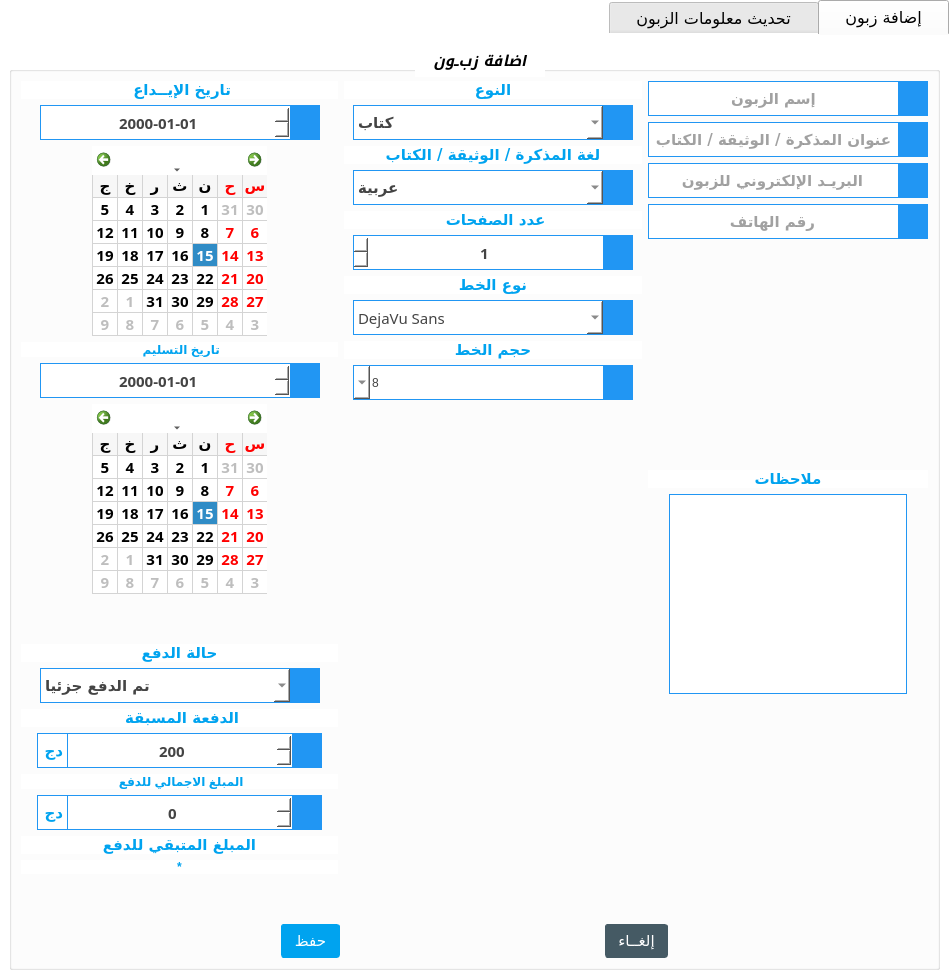
Before: the Qt Designer form tabwidgetclients.ui in ashraf-kx/maktaba-assistant, drawn with Qt 5.
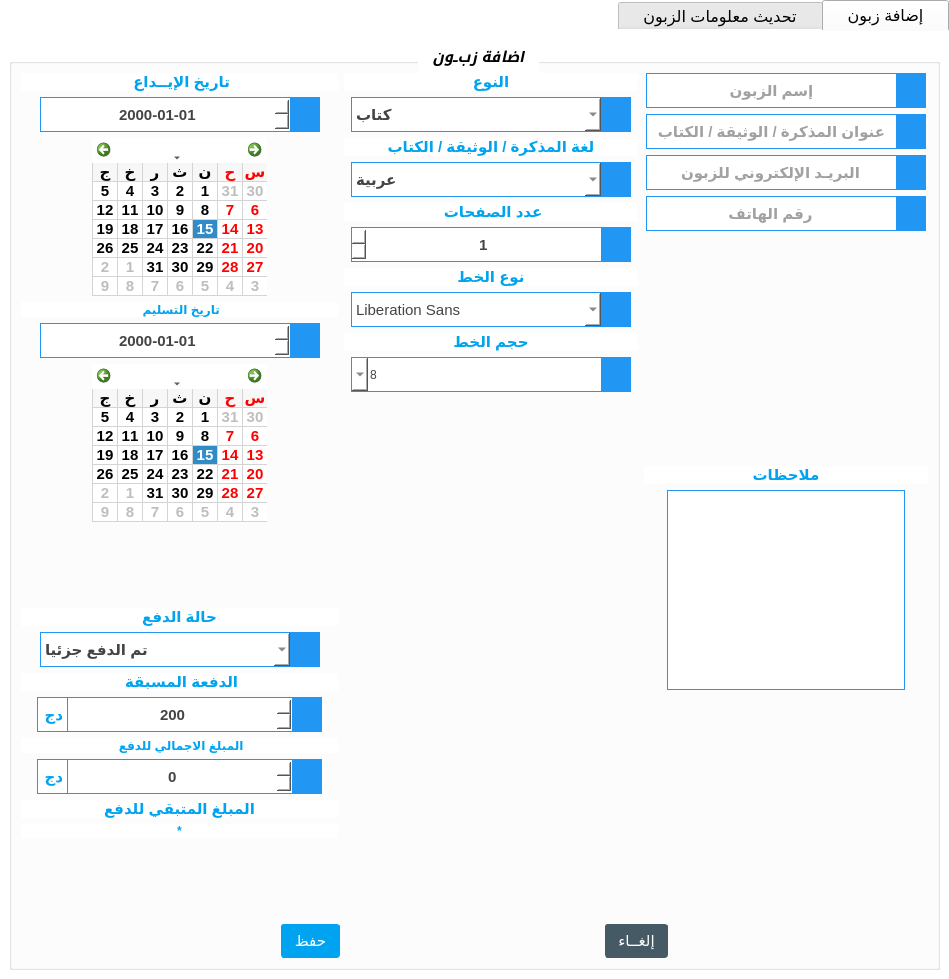
After: the same form once the commit is applied. The open tabs and pages were chosen to show the change. Icons and pictures are not drawn.

```diff
--- a/tabwidgetclients.ui
+++ b/tabwidgetclients.ui
@@ -12,9 +12,7 @@
   </property>
   <property name="font">
    <font>
-    <family>Titillium Web</family>
     <pointsize>12</pointsize>
-    <weight>50</weight>
     <bold>false</bold>
     <underline>false</underline>
     <strikeout>false</strikeout>
@@ -63,7 +61,6 @@
   <widget class="QWidget" name="T_addClient">
    <property name="font">
     <font>
-     <family>Titillium Web</family>
      <pointsize>11</pointsize>
     </font>
    </property>
@@ -85,9 +82,7 @@
      <widget class="QGroupBox" name="GB_addClient">
       <property name="font">
        <font>
-        <family>Titillium Web</family>
         <pointsize>11</pointsize>
-        <weight>75</weight>
         <italic>true</italic>
         <bold>true</bold>
         <underline>false</underline>
@@ -202,9 +197,7 @@
                </property>
                <property name="font">
                 <font>
-                 <family>Titillium Web</family>
                  <pointsize>11</pointsize>
-                 <weight>75</weight>
                  <bold>true</bold>
                 </font>
                </property>
@@ -343,9 +336,7 @@
                </property>
                <property name="font">
                 <font>
-                 <family>Titillium Web</family>
                  <pointsize>11</pointsize>
-                 <weight>75</weight>
                  <bold>true</bold>
                 </font>
                </property>
@@ -478,9 +469,7 @@
                </property>
                <property name="font">
                 <font>
-                 <family>Titillium Web</family>
                  <pointsize>11</pointsize>
-                 <weight>75</weight>
                  <bold>true</bold>
                 </font>
                </property>
@@ -613,9 +602,7 @@
                </property>
                <property name="font">
                 <font>
-                 <family>Titillium Web</family>
                  <pointsize>11</pointsize>
-                 <weight>75</weight>
                  <bold>true</bold>
                 </font>
                </property>
@@ -699,9 +686,7 @@
             <widget class="QLabel" name="LB_deliveryDay_2">
              <property name="font">
               <font>
-               <family>Titillium Web</family>
                <pointsize>11</pointsize>
-               <weight>75</weight>
                <bold>true</bold>
               </font>
              </property>
@@ -751,9 +736,7 @@
                </property>
                <property name="font">
                 <font>
-                 <family>Titillium Web</family>
                  <pointsize>11</pointsize>
-                 <weight>75</weight>
                  <italic>true</italic>
                  <bold>true</bold>
                 </font>
@@ -820,9 +803,7 @@
             <widget class="QLabel" name="LB_languageDoc_2">
              <property name="font">
               <font>
-               <family>Titillium Web</family>
                <pointsize>11</pointsize>
-               <weight>75</weight>
                <bold>true</bold>
               </font>
              </property>
@@ -916,9 +897,7 @@
                </property>
                <property name="font">
                 <font>
-                 <family>Titillium Web</family>
                  <pointsize>11</pointsize>
-                 <weight>75</weight>
                  <bold>true</bold>
                 </font>
                </property>
@@ -1004,9 +983,7 @@
             <widget class="QLabel" name="LB_languageDoc">
              <property name="font">
               <font>
-               <family>Titillium Web</family>
                <pointsize>11</pointsize>
-               <weight>75</weight>
                <bold>true</bold>
               </font>
              </property>
@@ -1100,9 +1077,7 @@
                </property>
                <property name="font">
                 <font>
-                 <family>Titillium Web</family>
                  <pointsize>11</pointsize>
-                 <weight>75</weight>
                  <bold>true</bold>
                 </font>
                </property>
@@ -1178,9 +1153,7 @@
             <widget class="QLabel" name="LB_totalPages">
              <property name="font">
               <font>
-               <family>Titillium Web</family>
                <pointsize>11</pointsize>
-               <weight>75</weight>
                <bold>true</bold>
               </font>
              </property>
@@ -1274,9 +1247,7 @@
                </property>
                <property name="font">
                 <font>
-                 <family>Titillium Web</family>
                  <pointsize>11</pointsize>
-                 <weight>75</weight>
                  <bold>true</bold>
                 </font>
                </property>
@@ -1338,9 +1309,7 @@
             <widget class="QLabel" name="LB_deliveryDay_4">
              <property name="font">
               <font>
-               <family>Titillium Web</family>
                <pointsize>11</pointsize>
-               <weight>75</weight>
                <bold>true</bold>
               </font>
              </property>
@@ -1428,9 +1397,7 @@
                </property>
                <property name="font">
                 <font>
-                 <family>Titillium Web</family>
                  <pointsize>11</pointsize>
-                 <weight>50</weight>
                  <bold>false</bold>
                  <stylestrategy>PreferDefault</stylestrategy>
                  <kerning>true</kerning>
@@ -1496,8 +1463,6 @@
                </property>
                <property name="currentFont">
                 <font>
-                 <family>DejaVu Sans</family>
-                 <weight>75</weight>
                  <bold>true</bold>
                 </font>
                </property>
@@ -1522,9 +1487,7 @@
             <widget class="QLabel" name="LB_deliveryDay_3">
              <property name="font">
               <font>
-               <family>Titillium Web</family>
                <pointsize>11</pointsize>
-               <weight>75</weight>
                <bold>true</bold>
               </font>
              </property>
@@ -1612,9 +1575,7 @@
                </property>
                <property name="font">
                 <font>
-                 <family>Titillium Web</family>
                  <pointsize>11</pointsize>
-                 <weight>75</weight>
                  <bold>true</bold>
                  <kerning>false</kerning>
                 </font>
@@ -1775,9 +1736,7 @@
               <widget class="QLabel" name="LB_depositeDay">
                <property name="font">
                 <font>
-                 <family>Titillium Web</family>
                  <pointsize>11</pointsize>
-                 <weight>75</weight>
                  <bold>true</bold>
                 </font>
                </property>
@@ -1871,9 +1830,7 @@
                  </property>
                  <property name="font">
                   <font>
-                   <family>Titillium Web</family>
                    <pointsize>11</pointsize>
-                   <weight>75</weight>
                    <bold>true</bold>
                   </font>
                  </property>
@@ -1957,15 +1914,13 @@
                 <widget class="QCalendarWidget" name="datePicker1">
                  <property name="maximumSize">
                   <size>
-                   <width>280</width>
+                   <width>350</width>
                    <height>16777215</height>
                   </size>
                  </property>
                  <property name="font">
                   <font>
-                   <family>Titillium Web</family>
                    <pointsize>11</pointsize>
-                   <weight>75</weight>
                    <bold>true</bold>
                    <kerning>false</kerning>
                   </font>
@@ -2010,7 +1965,6 @@
                <property name="font">
                 <font>
                  <pointsize>9</pointsize>
-                 <weight>75</weight>
                  <bold>true</bold>
                 </font>
                </property>
@@ -2104,9 +2058,7 @@
                  </property>
                  <property name="font">
                   <font>
-                   <family>Titillium Web</family>
                    <pointsize>11</pointsize>
-                   <weight>75</weight>
                    <bold>true</bold>
                   </font>
                  </property>
@@ -2184,15 +2136,13 @@
                 <widget class="QCalendarWidget" name="datePicker2">
                  <property name="maximumSize">
                   <size>
-                   <width>280</width>
+                   <width>350</width>
                    <height>16777215</height>
                   </size>
                  </property>
                  <property name="font">
                   <font>
-                   <family>Titillium Web</family>
                    <pointsize>11</pointsize>
-                   <weight>75</weight>
                    <bold>true</bold>
                    <kerning>false</kerning>
                   </font>
@@ -2265,9 +2215,7 @@
                </property>
                <property name="font">
                 <font>
-                 <family>Titillium Web</family>
                  <pointsize>11</pointsize>
-                 <weight>75</weight>
                  <bold>true</bold>
                 </font>
                </property>
@@ -2364,9 +2312,7 @@
                  </property>
                  <property name="font">
                   <font>
-                   <family>Titillium Web</family>
                    <pointsize>11</pointsize>
-                   <weight>75</weight>
                    <bold>true</bold>
                   </font>
                  </property>
@@ -2442,9 +2388,7 @@
                </property>
                <property name="font">
                 <font>
-                 <family>Titillium Web</family>
                  <pointsize>11</pointsize>
-                 <weight>75</weight>
                  <bold>true</bold>
                 </font>
                </property>
@@ -2545,9 +2489,7 @@
                   </property>
                   <property name="font">
                    <font>
-                    <family>Titillium Web</family>
                     <pointsize>11</pointsize>
-                    <weight>75</weight>
                     <bold>true</bold>
                    </font>
                   </property>
@@ -2586,9 +2528,7 @@
                   </property>
                   <property name="font">
                    <font>
-                    <family>Titillium Web</family>
                     <pointsize>11</pointsize>
-                    <weight>75</weight>
                     <bold>true</bold>
                    </font>
                   </property>
@@ -2655,7 +2595,6 @@
                <property name="font">
                 <font>
                  <pointsize>9</pointsize>
-                 <weight>75</weight>
                  <bold>true</bold>
                 </font>
                </property>
@@ -2756,9 +2695,7 @@
                   </property>
                   <property name="font">
                    <font>
-                    <family>Titillium Web</family>
                     <pointsize>11</pointsize>
-                    <weight>75</weight>
                     <bold>true</bold>
                    </font>
                   </property>
@@ -2788,9 +2725,7 @@
                   </property>
                   <property name="font">
                    <font>
-                    <family>Titillium Web</family>
                     <pointsize>11</pointsize>
-                    <weight>75</weight>
                     <bold>true</bold>
                    </font>
                   </property>
@@ -2847,9 +2782,7 @@
               <widget class="QLabel" name="label">
                <property name="font">
                 <font>
-                 <family>Titillium Web</family>
                  <pointsize>11</pointsize>
-                 <weight>75</weight>
                  <bold>true</bold>
                 </font>
                </property>
@@ -2873,7 +2806,6 @@
                <property name="font">
                 <font>
                  <pointsize>9</pointsize>
-                 <weight>75</weight>
                  <bold>true</bold>
                 </font>
                </property>
```
Left out of the diff: 43 changed lines with no effect on the pictures.
